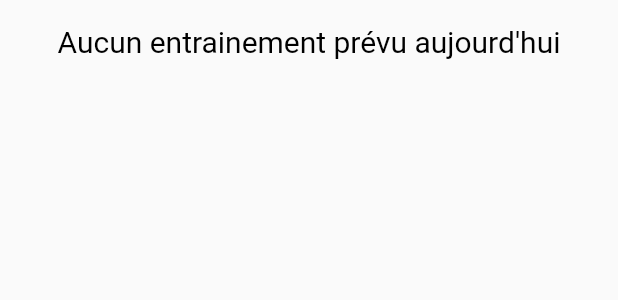
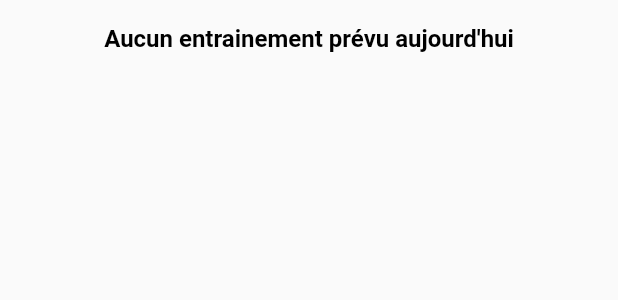
Before and after one commit to kevindjeradi/Ksport, a Flutter app: the TodaysWorkout widget shown alone on an empty page, opened directly, on a phone screen of 412 x 824 dp. Shown: the top 300 px of the screen. Run offline on Flutter 3.47's test engine with Material 2 defaults, Android fonts, the phone set to English and light mode, and no system bars; our stand-ins replace circular_countdown_timer, flutter_secure_storage; accounts and stored records are empty; network calls fail.

Commit message:
updating todays_workout to use theme

```diff
--- a/k_sport_front/lib/components/dashboard/todays_workout.dart
+++ b/k_sport_front/lib/components/dashboard/todays_workout.dart
@@ -32,19 +32,10 @@ class TodaysWorkoutState extends State<TodaysWorkout> {
       String day =
           DateFormat('EEEE', 'fr_FR').format(DateTime.now()).toLowerCase();
       if (mounted) {
-        // Get training of the day directly from the provider
         training = await TrainingService.fetchTrainingForDay(day);
-        if (training != null) {
-          print("not nullllllll");
-          setState(() {
-            isLoading = false;
-          });
-        } else {
-          print("null");
-          setState(() {
-            isLoading = false;
-          });
-        }
+        setState(() {
+          isLoading = false;
+        });
       }
     } catch (e) {
       print('Error: $e');
@@ -58,6 +49,8 @@ class TodaysWorkoutState extends State<TodaysWorkout> {
   Widget build(BuildContext context) {
     final trainingProvider = context.watch<ScheduleTrainingProvider>();
     workouts = trainingProvider.todayWorkouts;
+    final theme = Theme.of(context);
+    final textTheme = theme.textTheme;
 
     return InkWell(
       onTap: () {
@@ -70,13 +63,17 @@ class TodaysWorkoutState extends State<TodaysWorkout> {
       child: Column(
         children: [
           workouts.isEmpty
-              ? const Padding(
-                  padding: EdgeInsets.all(16.0),
-                  child: Text("Aucun entrainement prévu aujourd'hui",
-                      style: TextStyle(fontSize: 20)),
+              ? Padding(
+                  padding: const EdgeInsets.all(16.0),
+                  child: Text(
+                    "Aucun entrainement prévu aujourd'hui",
+                    style: textTheme.titleLarge,
+                  ),
                 )
-              : const Text("Entraînement du jour",
-                  style: TextStyle(fontSize: 20)),
+              : Text(
+                  "Entraînement du jour",
+                  style: textTheme.titleLarge,
+                ),
           Padding(
             padding: const EdgeInsets.all(8.0),
             child: isLoading
@@ -88,12 +85,18 @@ class TodaysWorkoutState extends State<TodaysWorkout> {
                       final workout = workouts[index];
                       return ListTile(
                         leading: Image.network(
-                            'https://via.placeholder.com/100x30',
-                            fit: BoxFit.cover,
-                            height: 30),
-                        title: Text(workout['name']),
+                          'https://via.placeholder.com/100x30',
+                          fit: BoxFit.cover,
+                          height: 30,
+                        ),
+                        title: Text(
+                          workout['name'],
+                          style: textTheme.bodyLarge,
+                        ),
                         subtitle: Text(
-                            '${workout['series']} séries x ${workout['reps']} reps'),
+                          '${workout['series']} séries x ${workout['reps']} reps',
+                          style: textTheme.bodySmall,
+                        ),
                       );
                     },
                   ),
```
